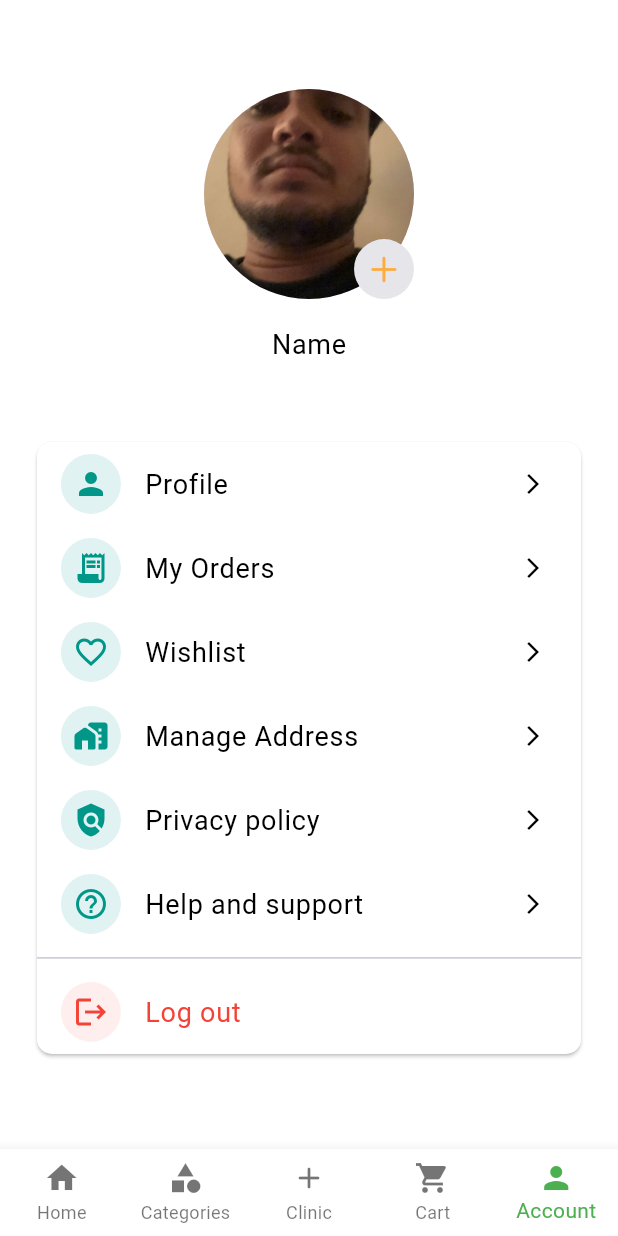
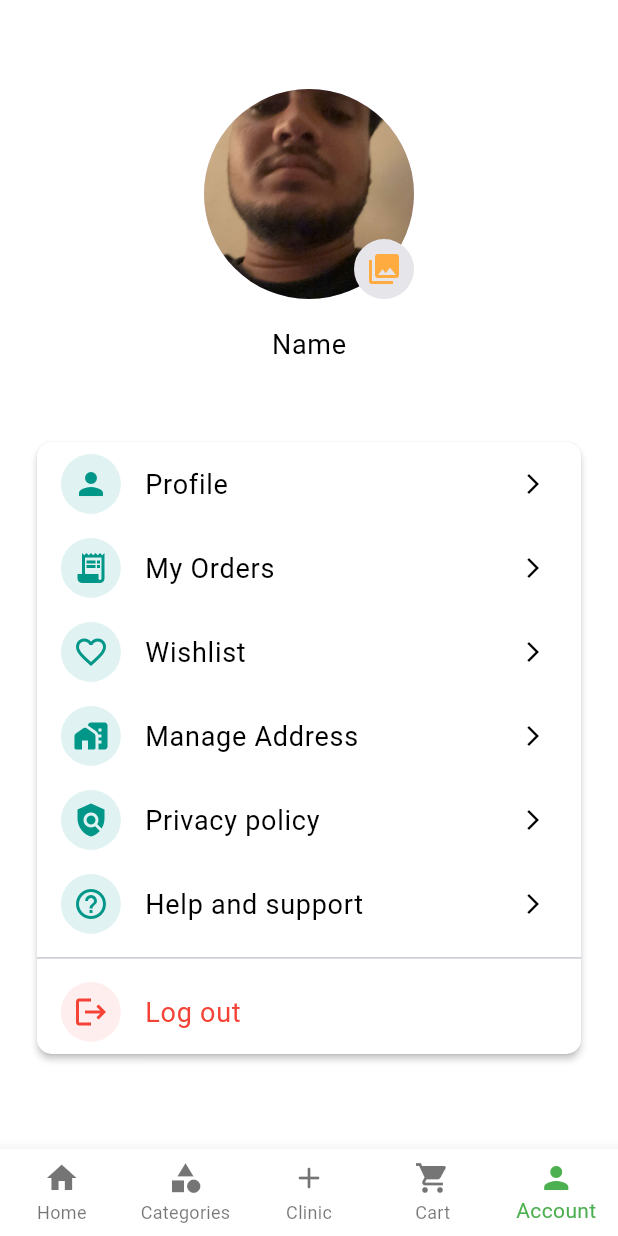
Before and after one commit to akp-dev2230/petmate, a Flutter app: the Landing screen opened directly, item 5 of the bottom bar chosen, on a phone screen of 412 x 824 dp. Run offline on Flutter 3.47's test engine with Material 3 defaults, Android fonts, the light colour scheme and no system bars; our stand-ins replace animate_do, cloud_firestore, firebase_auth, firebase_core, flutter_rating_bar, get and 4 more; accounts and stored records are empty; network calls fail.

Commit message:
fixex some bugs and added some animation effect

```diff
--- a/lib/app_theme.dart
+++ b/lib/app_theme.dart
@@ -16,7 +16,7 @@ class AppTheme {
       useMaterial3: true,
       textTheme: TextTheme(
         bodyLarge: TextStyle(fontSize: fontSize, color: Colors.black),
-        bodyMedium: const TextStyle(fontSize: 16, color: Colors.black87)
+        bodyMedium: const TextStyle(fontSize: 16, color: Colors.black54)
       ),
     );
   }
@@ -35,7 +35,7 @@ class AppTheme {
       useMaterial3: true,
       textTheme: TextTheme(
         bodyLarge: TextStyle(fontSize: fontSize, color: Colors.white),
-        bodyMedium: const TextStyle(fontSize: 16, color: CupertinoColors.systemGrey4),
+        bodyMedium: const TextStyle(fontSize: 16, color: CupertinoColors.systemGrey),
       ),
     );
   }
--- a/lib/views/authentication_screen/auth_service.dart
+++ b/lib/controllers/auth_controller.dart
@@ -3,9 +3,8 @@ import 'package:cloud_firestore/cloud_firestore.dart';
 import 'package:flutter/material.dart';
 import 'package:get/get.dart';
 
-class AuthService extends GetxController{
+class AuthController extends GetxController{
 
-  var currentNavIndex = 0.obs;
   //login method
   Future<UserCredential?> loginMethod({email, password}) async{
     UserCredential? userCredential;
--- a/lib/controllers/product_controller.dart
+++ b/lib/controllers/product_controller.dart
@@ -30,7 +30,7 @@ class ProductController extends GetxController{
     quantity.value = 0;
   }
 
-  addToCart({title, img, sellername, color, qty, tprice, context}) async{
+  addToCart({title, img, sellername, color, qty, tprice}) async{
     await FirebaseFirestore.instance.collection("cartCollection").doc().set({
       'title': title,
       'img': img,
@@ -49,7 +49,7 @@ class ProductController extends GetxController{
     });
   }
 
-  addToWishlist({docId, context}) async{
+  addToWishlist({docId}) async{
     await FirebaseFirestore.instance.collection("products").doc(docId).set({
       'p_wishlist': FieldValue.arrayUnion([FirebaseAuth.instance.currentUser!.uid])
     }, SetOptions(merge: true));
@@ -60,7 +60,7 @@ class ProductController extends GetxController{
     );
   }
 
-  removeFromWishlist({docId, context}) async{
+  removeFromWishlist({docId}) async{
     await FirebaseFirestore.instance.collection("products").doc(docId).set({
       'p_wishlist': FieldValue.arrayRemove([FirebaseAuth.instance.currentUser!.uid])
     }, SetOptions(merge: true));
--- a/lib/views/Userinfo/accountinfo.dart
+++ b/lib/views/Userinfo/accountinfo.dart
@@ -61,7 +61,7 @@ class Accountinfo extends StatelessWidget {
                             child: CircleAvatar(
                               backgroundColor: CupertinoColors.systemGrey5,
                               child: IconButton(
-                                icon: const Icon(CupertinoIcons.add, color: Colors.orangeAccent,),
+                                icon: const Icon(Icons.photo_library, color: Colors.orangeAccent,),
                                 onPressed: (){
                                   controller.pickAndUploadPhoto();
                                 },
@@ -71,9 +71,9 @@ class Accountinfo extends StatelessWidget {
                         ],
                       ),
                       SizedBox(height: screenHeight*0.02),
-                      Text("Name", style: Theme.of(context).textTheme.bodyLarge,
+                      Text((data['name'] ?? "").isEmpty ? "Name" :"${data['name']}", style: Theme.of(context).textTheme.bodyLarge,
                       ),
-                      Text("${data['email']}", style: const TextStyle(color: Colors.grey),
+                      Text("${data['email']}", style: Theme.of(context).textTheme.bodyMedium,
                       ),
                     ],
                   ),
@@ -82,6 +82,7 @@ class Accountinfo extends StatelessWidget {
                   Padding(
                     padding: EdgeInsets.symmetric(horizontal: screenWidth*0.05),
                     child: Card(
+                      elevation: 2.0,
                       color: Colors.white,
                       shape: RoundedRectangleBorder(
                         borderRadius: BorderRadius.circular(10),
--- a/lib/views/authentication_screen/forgetpasswordscreen.dart
+++ b/lib/views/authentication_screen/forgetpasswordscreen.dart
@@ -2,7 +2,7 @@ import 'package:flutter/material.dart';
 import 'package:get/get.dart';
 import 'package:petmate/commonwidgets/commonbutton.dart';
 import 'package:petmate/commonwidgets/commontextfield.dart';
-import 'package:petmate/views/authentication_screen/auth_service.dart';
+import 'package:petmate/controllers/auth_controller.dart';
 
 class ForgetPasswordScreen extends StatefulWidget {
   const ForgetPasswordScreen({super.key});
@@ -13,12 +13,12 @@ class ForgetPasswordScreen extends StatefulWidget {
 
 class _ForgetPasswordScreenState extends State<ForgetPasswordScreen> {
 
-  final AuthService _authService = AuthService();
+  final AuthController authController = AuthController();
   TextEditingController emailController = TextEditingController();
 
   void forgotPassword() async{
     try{
-      await _authService.sendPasswordResetLink(
+      await authController.sendPasswordResetLink(
         email: emailController.text
       );
     }catch(e){
--- a/lib/views/authentication_screen/loginscreen.dart
+++ b/lib/views/authentication_screen/loginscreen.dart
@@ -3,7 +3,7 @@ import 'package:flutter/material.dart';
 import 'package:get/get.dart';
 import 'package:petmate/commonwidgets/commonbutton.dart';
 import 'package:petmate/commonwidgets/commontextfield.dart';
-import 'package:petmate/views/authentication_screen/auth_service.dart';
+import 'package:petmate/controllers/auth_controller.dart';
 import 'package:petmate/views/authentication_screen/forgetpasswordscreen.dart';
 import 'package:petmate/views/landing_screen/landing.dart';
 
@@ -17,14 +17,14 @@ class LoginScreen extends StatefulWidget {
 
 class _LoginScreenState extends State<LoginScreen> {
 
-  final AuthService _authService = AuthService();
+  final AuthController authController = AuthController();
   TextEditingController emailController = TextEditingController();
   TextEditingController passController = TextEditingController();
   bool obsbool = true;
 
   void login() async{
     try{
-      await _authService.loginMethod(
+      await authController.loginMethod(
         email: emailController.text,
         password: passController.text,
       ).then((value){
--- a/lib/views/authentication_screen/signupscreen.dart
+++ b/lib/views/authentication_screen/signupscreen.dart
@@ -3,7 +3,7 @@ import 'package:flutter/material.dart';
 import 'package:get/get.dart';
 import 'package:petmate/commonwidgets/commonbutton.dart';
 import 'package:petmate/commonwidgets/commontextfield.dart';
-import 'package:petmate/views/authentication_screen/auth_service.dart';
+import 'package:petmate/controllers/auth_controller.dart';
 import 'package:petmate/views/authentication_screen/loginscreen.dart';
 
 class SignUpScreen extends StatefulWidget {
@@ -15,14 +15,14 @@ class SignUpScreen extends StatefulWidget {
 
 class _SignUpScreenState extends State<SignUpScreen> {
 
-  final AuthService _authService = AuthService();
+  final AuthController authController = AuthController();
   TextEditingController emailController = TextEditingController();
   TextEditingController passController = TextEditingController();
   bool obsbool = true;
 
   void signUp() async{
     try{
-      await _authService.signupMethod(
+      await authController.signupMethod(
         email: emailController.text,
         password: passController.text,
       ).then((value){
--- a/lib/views/categories/category_screen.dart
+++ b/lib/views/categories/category_screen.dart
@@ -1,3 +1,4 @@
+import 'package:animate_do/animate_do.dart';
 import 'package:flutter/material.dart';
 import 'package:petmate/commonwidgets/commoncatg.dart';
 import 'package:petmate/views/categories/category_item.dart';
@@ -45,7 +46,9 @@ class _CategoryScreenState extends State<CategoryScreen> {
         physics: const BouncingScrollPhysics(),
         itemCount: categoryName.length,
         itemBuilder: (BuildContext context, int index) {
-          return Padding(
+          return FadeInUp(
+            delay: Duration(milliseconds: 10*index),
+            child: Padding(
               padding: const EdgeInsets.all(8.0),
               child: commonCatg(
                 width: screenWidth * 0.90,
@@ -57,6 +60,7 @@ class _CategoryScreenState extends State<CategoryScreen> {
                   );
                 },
               ),
+            ),
           );
         },
       ),
--- a/lib/views/categories/item_detail.dart
+++ b/lib/views/categories/item_detail.dart
@@ -4,7 +4,6 @@ import 'package:flutter/material.dart';
 import 'package:flutter_rating_bar/flutter_rating_bar.dart';
 import 'package:get/get.dart';
 import 'package:petmate/controllers/product_controller.dart';
-import 'package:petmate/views/categories/cart_screen.dart';
 import 'package:share_plus/share_plus.dart';
 
 class ItemDetail extends StatelessWidget {
@@ -56,9 +55,9 @@ class ItemDetail extends StatelessWidget {
                 ()=> IconButton(
               onPressed: (){
                 if(controller.isFav.value){
-                  controller.removeFromWishlist(docId: productId.id, context: context);
+                  controller.removeFromWishlist(docId: productId.id);
                 }else{
-                  controller.addToWishlist(docId: productId.id, context: context);
+                  controller.addToWishlist(docId: productId.id);
                 }
               },
               icon: controller.isFav.value
--- a/lib/views/landing_screen/landing.dart
+++ b/lib/views/landing_screen/landing.dart
@@ -4,7 +4,6 @@ import 'package:get/get.dart';
 import 'package:petmate/views/Cart/cart.dart';
 import 'package:petmate/views/Clinic/clinic.dart';
 import 'package:petmate/views/Userinfo/accountinfo.dart';
-import 'package:petmate/views/authentication_screen/auth_service.dart';
 import 'package:petmate/views/authentication_screen/loginscreen.dart';
 import 'package:petmate/views/categories/category_screen.dart';
 import 'package:petmate/views/landing_screen/home_screen.dart';
@@ -17,7 +16,6 @@ class Landing extends StatefulWidget {
 }
 
 class _LandingState extends State<Landing> {
-  var controller = Get.put(AuthService()); // Keeps track of the selected tab
 
   // List of Screens for Bottom Navigation
   final List<Widget> _pages = [
@@ -43,10 +41,13 @@ class _LandingState extends State<Landing> {
 
   @override
   Widget build(BuildContext context) {
+
+    var currentNavIndex = 0.obs;
+
     return Scaffold(
       body: Column(
         children: [
-          Obx(()=> Expanded(child: _pages.elementAt(controller.currentNavIndex.value)))
+          Obx(()=> Expanded(child: _pages.elementAt(currentNavIndex.value)))
         ],
       ), // Display selected page
       bottomNavigationBar: Obx( ()=>
@@ -55,9 +56,9 @@ class _LandingState extends State<Landing> {
             type: BottomNavigationBarType.fixed,
             selectedItemColor: Colors.green,
             unselectedItemColor: Theme.of(context).brightness == Brightness.dark ? Colors.white70 : Colors.black54,
-          currentIndex: controller.currentNavIndex.value,
+            currentIndex: currentNavIndex.value,
             onTap: (index){
-            controller.currentNavIndex.value = index;
+              currentNavIndex.value = index;
             },
             items: const[
               BottomNavigationBarItem(icon: Icon(Icons.home), label: "Home"),
--- a/pubspec.yaml
+++ b/pubspec.yaml
@@ -45,6 +45,7 @@ dependencies:
   flutter_rating_bar:
   share_plus:
   image_picker:
+  animate_do:
 
 
 dev_dependencies:
```
Also changed, not shown: lib/views/Userinfo/wishlist_screen.dart (+18 -4 lines), lib/views/categories/cart_screen.dart (deleted, +0 -10 lines), lib/views/categories/category_item.dart (+11 -3 lines), pubspec.lock. Lines whose indentation alone changed are shown as unchanged.
